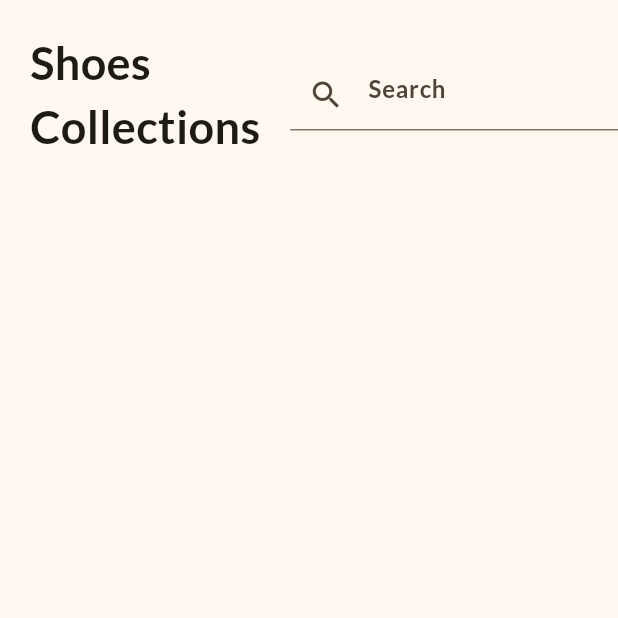
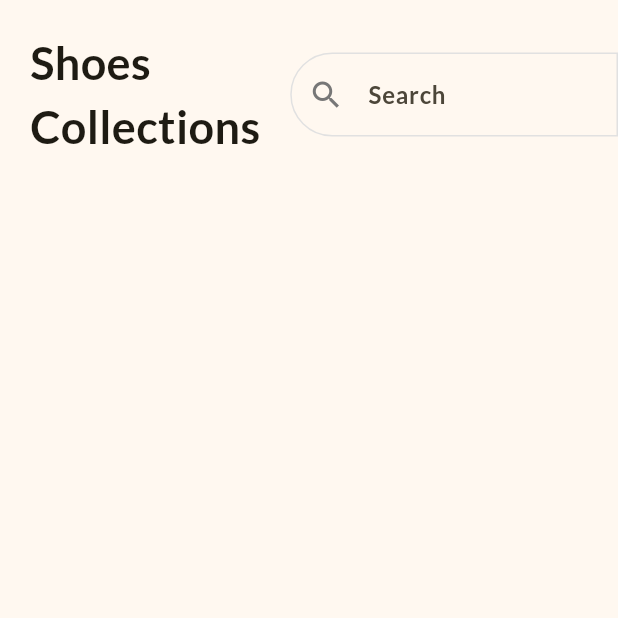
Before and after one commit to Taoheedoh/shoe_shop, a Flutter app: the screen it shows after launch, on a phone screen of 412 x 824 dp, the top half of it. Run offline on Flutter 3.47's test engine with Material 3 defaults, Android fonts, the phone set to English and light mode, and no system bars.

Commit message:
add border

```diff
--- a/lib/home_page.dart
+++ b/lib/home_page.dart
@@ -5,7 +5,15 @@ class HomePage extends StatelessWidget {
 
   @override
   Widget build(BuildContext context) {
-    return const Scaffold(
+  const border =   OutlineInputBorder(
+      borderSide: BorderSide(
+        color: Color.fromRGBO(225, 225, 225, 1),
+      ),
+      borderRadius: BorderRadius.horizontal(
+        left: Radius.circular(50),
+      ),
+    );
+    return  const Scaffold(
       body: SafeArea(
         child: Column(
           children: [
@@ -25,6 +33,9 @@ class HomePage extends StatelessWidget {
                   decoration: InputDecoration(
                     hintText: 'Search',
                     prefixIcon: Icon(Icons.search),
+                    border: border,
+                    enabledBorder: border,
+                    focusedBorder: border,
                   ),
                 ),
               ),
--- a/lib/main.dart
+++ b/lib/main.dart
@@ -23,6 +23,8 @@ class MyApp extends StatelessWidget {
             fontWeight: FontWeight.bold,
             fontSize: 16,
           ),
+          prefixIconColor: Color.fromRGBO(119, 119, 119, 1),
+
         ),
       ),
       home: const HomePage(),
```
